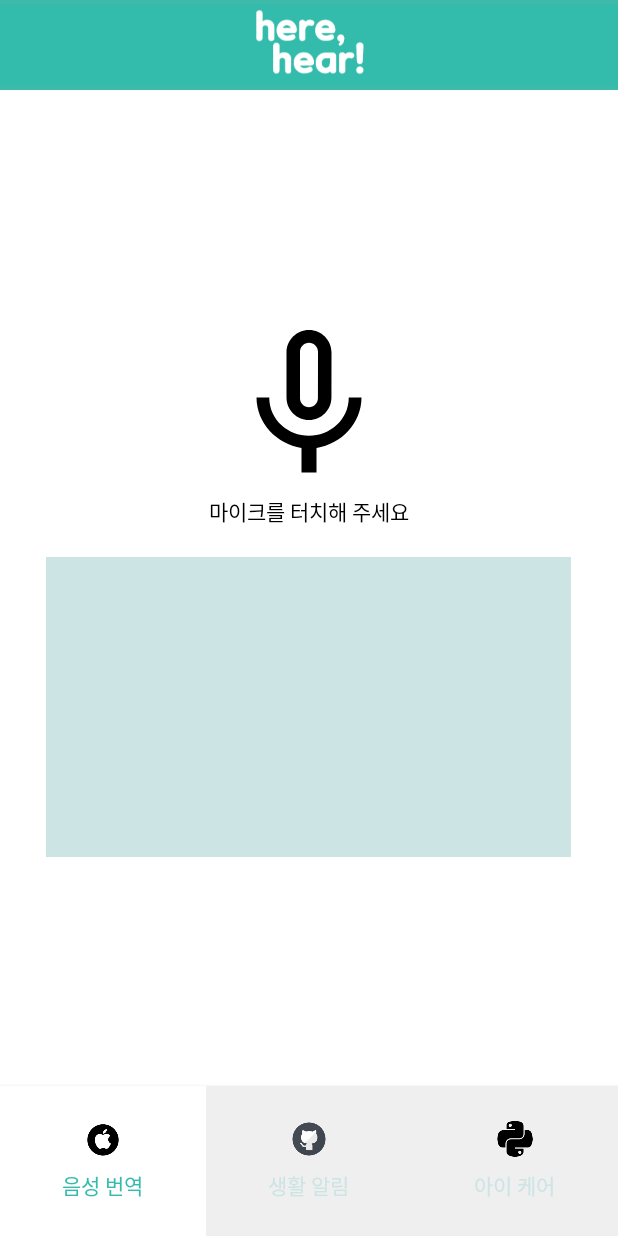
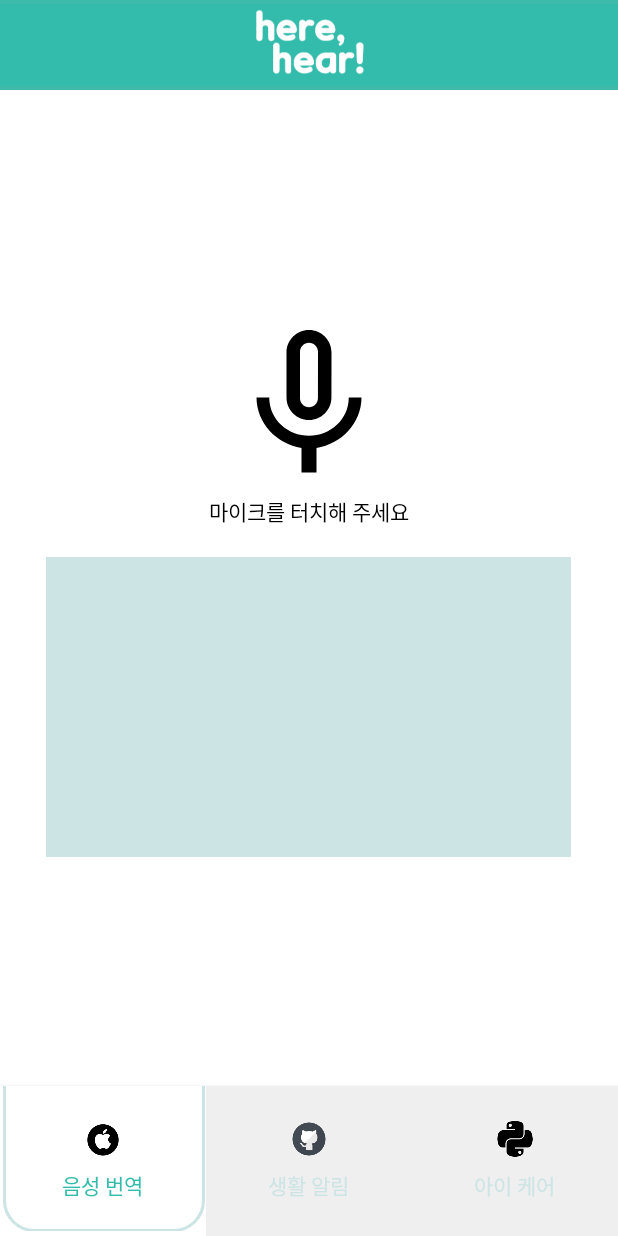
Before and after one commit to allcle/JCP, an Android app: the screen it shows after launch (MainActivity), on a phone screen of 412 x 824 dp. Run offline under Robolectric (Android 15) with nearby library versions, the phone set to English and light mode, and no system bars.

Commit message:
밥그릇 성공

```diff
--- a/2. Programming_workspace/HereHear/app/src/main/res/drawable/menu_border_bottom.xml
+++ b/2. Programming_workspace/HereHear/app/src/main/res/drawable/menu_border_bottom.xml
@@ -1,33 +1,50 @@
 <?xml version="1.0" encoding="utf-8"?>
-<shape android:shape="rectangle"
 
-    xmlns:android="http://schemas.android.com/apk/res/android">
 
 <!--    <item android:top="5dp"/>-->
 
-    <!--<border>-->
+<!--    <border>-->
 <!--        <stroke android:color="@color/shadow"-->
-<!--            android:width="5dp" ></stroke>-->
+<!--            android:width="5dp" ></stroke>\-->
+<!--    -->
 
 
-    <!--    그라디언트 안됨-->
-    <!--    <gradient-->
-    <!--        android:startColor="@android:color/transparent"-->
-    <!--        android:endColor="#44000000"-->
-    <!--        android:angle="90"/>-->
-    <!--    <padding-->
-    <!--        android:top="0dp"-->
-    <!--        android:bottom="10dp"/>-->
 
-    <!--    border-radius-->
 
-    <corners
-        android:bottomLeftRadius="20dp"
-        android:bottomRightRadius="20dp"/>
+    <layer-list xmlns:android="http://schemas.android.com/apk/res/android">
+        <item android:top="-10dp" android:right="1dp" android:left="2dp" android:bottom="3dp">
+            <shape android:shape="rectangle">
+                <solid android:color="@color/background" />
+                <corners
+                    android:bottomLeftRadius="20dp"
+                    android:bottomRightRadius="20dp"/>
+                <padding
+                    android:left="10dp"
+                    android:right="10dp"
+                    android:top="10dp"
+                    android:bottom="10dp"/>
+                <margin
+                    android:left="0dp"
+                    android:right="0dp"
+                    android:top="0dp"
+                    />
+                <stroke android:width="2dp"
+                    android:color="@color/RecyclerView_border"/>
+            </shape>
+        </item>
+    </layer-list>
 
-    <!--배경색-->
-    <solid android:color="@color/background"/>
 
-<!--    <coners android:radius="3dp"/>-->
 
-</shape>
+
+
+
+
+
+
+
+
+
+
+<!--    &lt;!&ndash;배경색&ndash;&gt;-->
+<!--    <solid android:color="@color/background"/>-->
--- a/2. Programming_workspace/HereHear/app/src/main/res/tab_selector.xml
+++ /dev/null
@@ -1 +0,0 @@
-e
```
